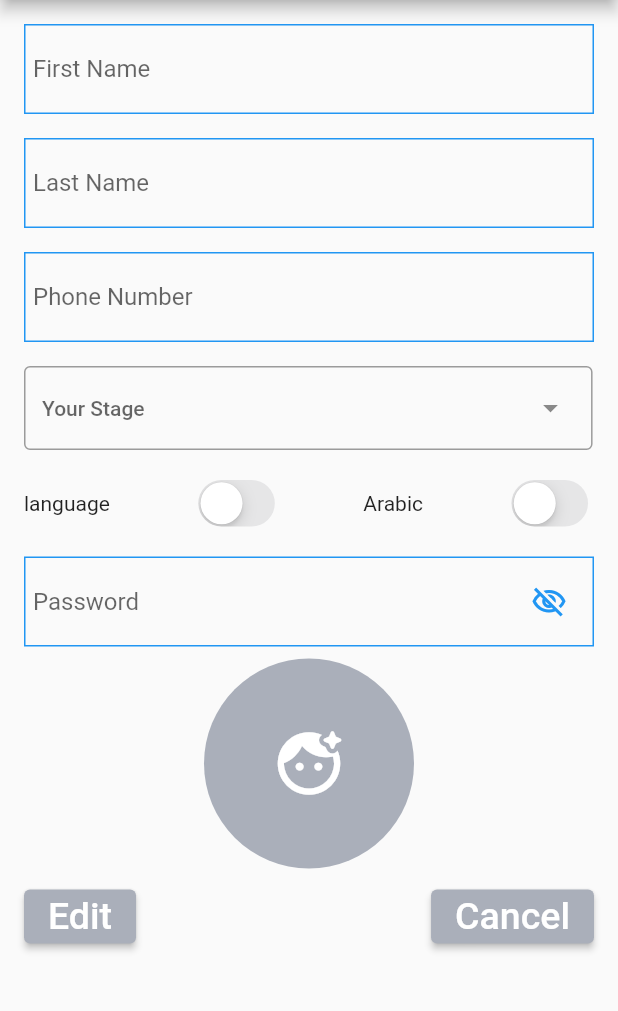
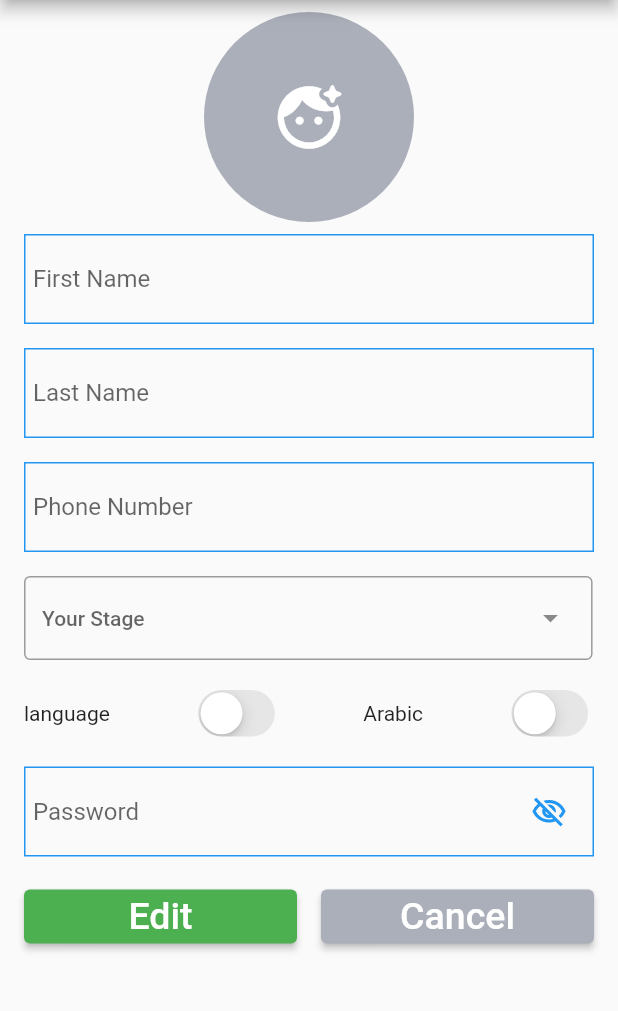
Before and after one commit to MernaGamall/dream_catcher_app, a Flutter app: the EditScreen screen opened directly, on a phone screen of 412 x 824 dp, the part 84-1095 px from its top. Run offline on Flutter 3.47's test engine with Material 2 defaults, Android fonts, the phone set to English and light mode, and no system bars; our stand-ins replace easy_localization, image_picker, video_player.

Commit message:
first commit

```diff
--- a/lib/screen/bottom_navigantionbar_screens/profile/edit_user_information_screen.dart
+++ b/lib/screen/bottom_navigantionbar_screens/profile/edit_user_information_screen.dart
@@ -98,6 +98,48 @@ class _EditScreenState extends State<EditScreen> {
                 child: ListView(
 
                   children: [
+
+                    image == null
+                        ? GestureDetector(
+                      onTap: () {
+                        showModalBottomSheet(
+                            context: context,
+                            builder: (builder) {
+                              return uplodeImage();
+                            });
+                      },
+                      child: CircleAvatar(
+                        //  minRadius: 5,
+                        // backgroundImage: AssetImage("assets/images/ss.jpg" , ) ,
+                        child: Icon(Icons.face_retouching_natural_rounded, size: 50, color: Colors.white,),
+                        // Column(
+                        //   mainAxisAlignment: MainAxisAlignment.end,
+                        //   children: [
+                        //     Text(
+                        //       "photo".tr(),
+                        //       style:
+                        //           TextStyle(color: Colors.black, fontSize: 20),
+                        //     ),
+                        //   ],
+                        // ),
+                        radius: 70,
+                        backgroundColor:  Color(0xffAAAFBA),
+                      ),
+                    )
+                        : GestureDetector(
+                      onTap: () {
+                        showModalBottomSheet(
+                            context: context,
+                            builder: (builder) {
+                              return uplodeImage();
+                            });
+                      },
+                      child: CircleAvatar(
+                        backgroundImage: FileImage(image!),
+                        radius: 100,
+                        backgroundColor: Colors.lightBlue,
+                      ),
+                    ),
                     // first name
                     Padding(
                       padding: const EdgeInsets.all(8.0),
@@ -341,61 +383,19 @@ class _EditScreenState extends State<EditScreen> {
                       ),
                     ),
 
-                    // image
-                    image == null
-                        ? GestureDetector(
-                      onTap: () {
-                        showModalBottomSheet(
-                            context: context,
-                            builder: (builder) {
-                              return uplodeImage();
-                            });
-                      },
-                      child: CircleAvatar(
-                        //  minRadius: 5,
-                        // backgroundImage: AssetImage("assets/images/ss.jpg" , ) ,
-                        child: Icon(Icons.face_retouching_natural_rounded, size: 50, color: Colors.white,),
-                        // Column(
-                        //   mainAxisAlignment: MainAxisAlignment.end,
-                        //   children: [
-                        //     Text(
-                        //       "photo".tr(),
-                        //       style:
-                        //           TextStyle(color: Colors.black, fontSize: 20),
-                        //     ),
-                        //   ],
-                        // ),
-                        radius: 70,
-                        backgroundColor:  Color(0xffAAAFBA),
-                      ),
-                    )
-                        : GestureDetector(
-                      onTap: () {
-                        showModalBottomSheet(
-                            context: context,
-                            builder: (builder) {
-                              return uplodeImage();
-                            });
-                      },
-                      child: CircleAvatar(
-                        backgroundImage: FileImage(image!),
-                        radius: 100,
-                        backgroundColor: Colors.lightBlue,
-                      ),
-                    ),
-
                     // create account button
-                    Padding(
-                      padding: const EdgeInsets.all(8.0),
-                      child: Row(
+                    Row(
                       mainAxisAlignment: MainAxisAlignment.spaceBetween,
                       children: [
-                          Container(
+                        Expanded(
+                          child: Padding(
+                            padding: const EdgeInsets.all(8.0),
+                            child: Container(
 
                               child: ElevatedButton(
                                 style: ButtonStyle(
                                   backgroundColor: MaterialStateProperty.all(
-                                  Color(0xffAAAFBA),
+                                    Colors.green,
                                   ),
                                 ),
                                 onPressed: () async {
@@ -408,7 +408,12 @@ class _EditScreenState extends State<EditScreen> {
                                 ),
                               ),
                             ),
-                          Container(
+                          ),
+                        ),
+                        Expanded(
+                          child: Padding(
+                            padding: const EdgeInsets.all(8.0),
+                            child: Container(
 
                               child: ElevatedButton(
                                 style: ButtonStyle(
@@ -426,11 +431,10 @@ class _EditScreenState extends State<EditScreen> {
                                 ),
                               ),
                             ),
+                          ),
+                        ),
                       ],
                     ),
-                    ),
-
-                    // Don't have account button
                   ],
                 ),
               ),
```
Lines whose indentation alone changed are shown as unchanged.
